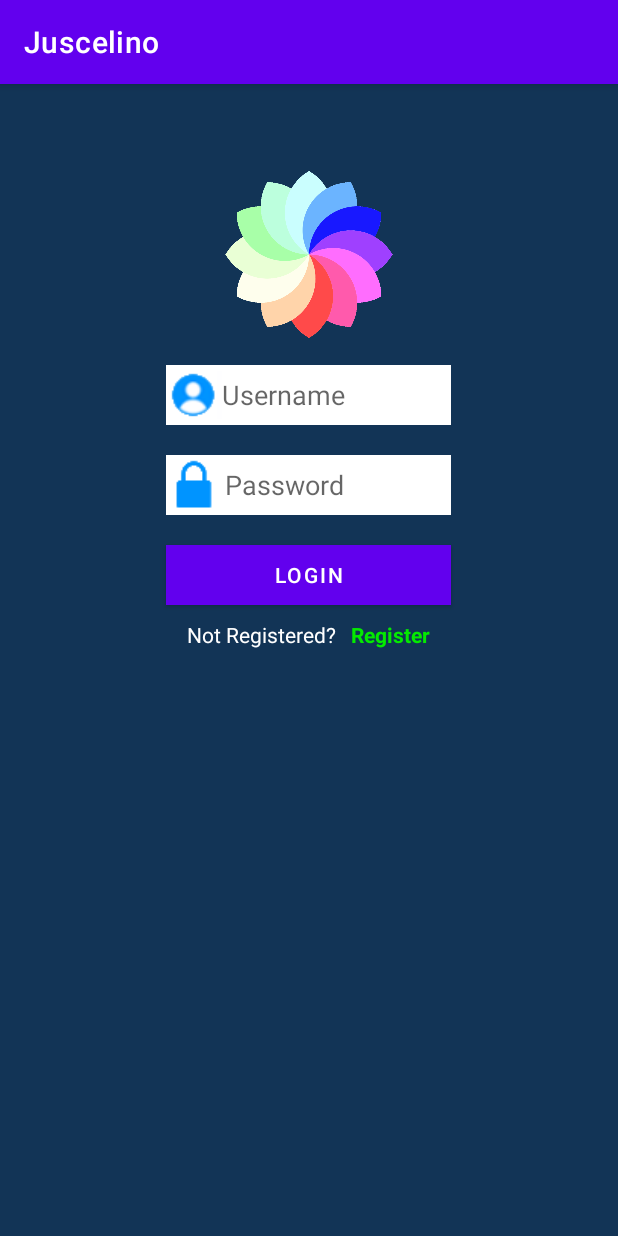
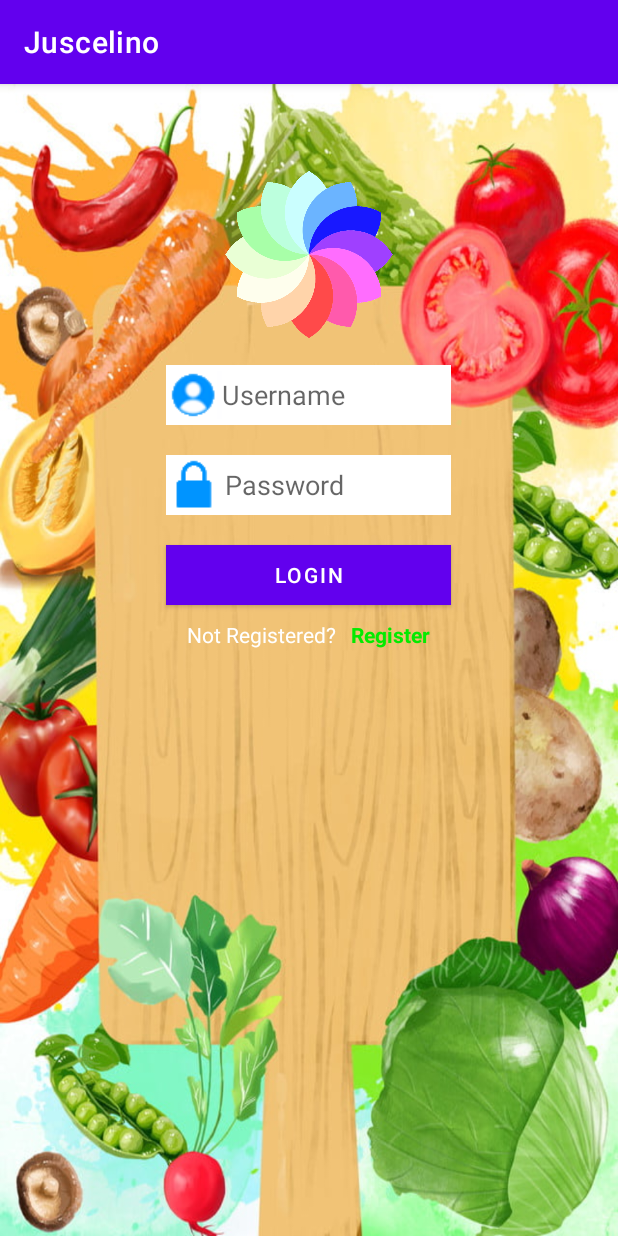
Before and after one commit to juscelinoKartoebi/Juscelino_BP, an Android app: the screen it shows after launch (LoginActivity), on a phone screen of 412 x 824 dp. Run offline under Robolectric (Android 15) with nearby library versions, the phone set to English and light mode, and no system bars.

Commit message:
background

```diff
--- a/app/src/main/res/layout/activity_login.xml
+++ b/app/src/main/res/layout/activity_login.xml
@@ -3,11 +3,11 @@
     xmlns:app="http://schemas.android.com/apk/res-auto"
     xmlns:tools="http://schemas.android.com/tools"
     android:layout_width="match_parent"
+    android:background="@drawable/img_background"
     android:layout_height="match_parent"
     tools:context=".LoginActivity"
     android:orientation="vertical"
     android:id="@+id/container"
-    android:background="#123456"
     android:gravity="center_horizontal">
 
     <ImageView
```
Also changed, not shown: app/src/main/res/drawable/img_background.jpg.
